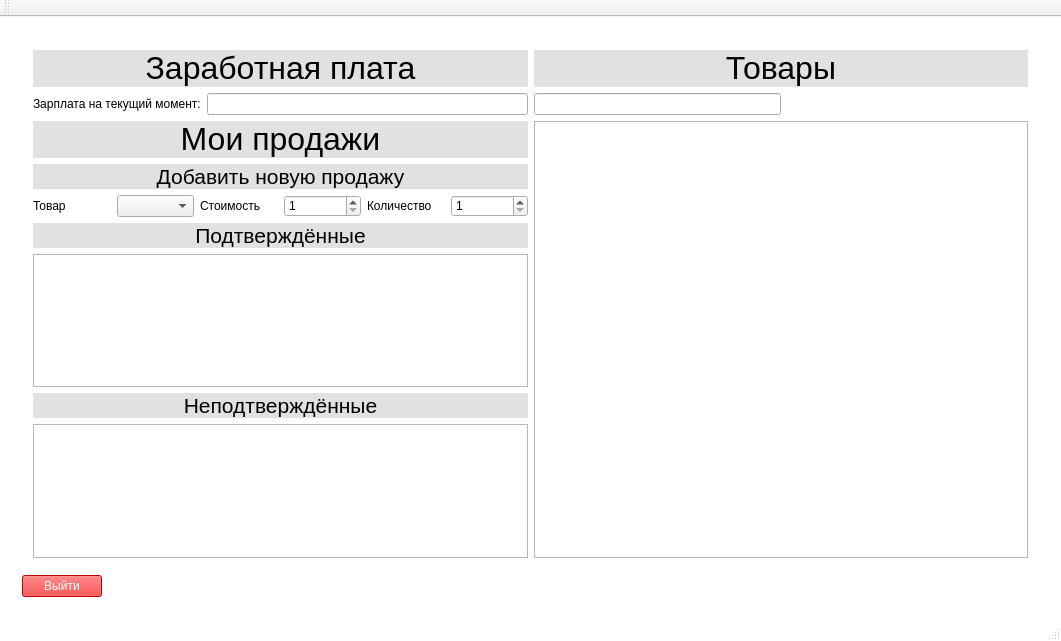
Old version of the form iSalary/iSalary/mainwindow.ui in the repository Polikarpova/iSalary.
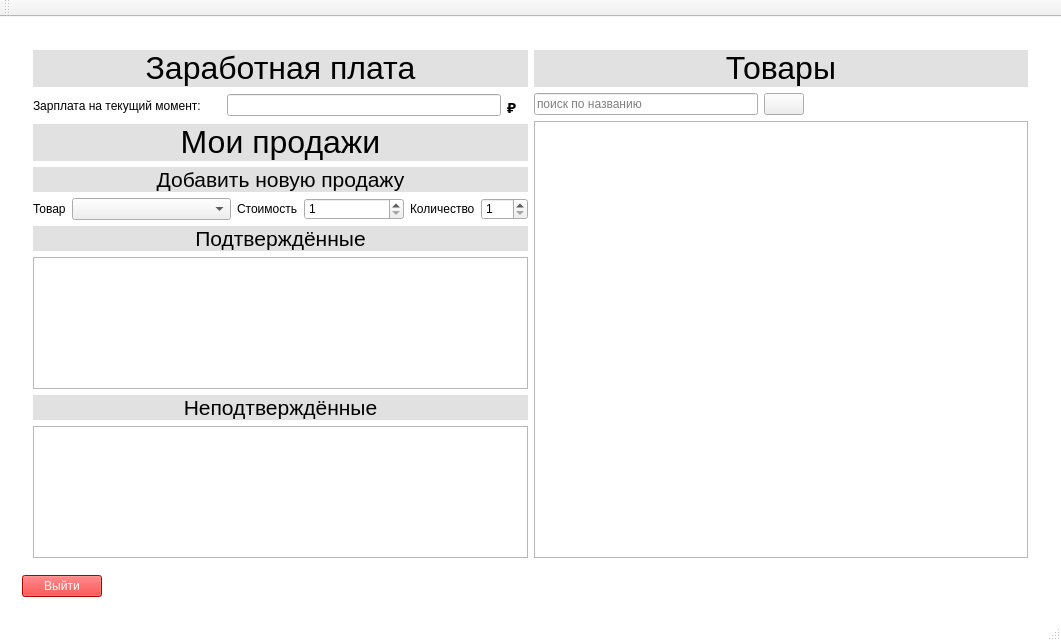
New version of the form. The open tabs and pages were chosen to show the change. Icons and pictures are not drawn.

Commit message: Исправлен макет главной страницы для менеджера

What changed in the file:
```diff
--- a/iSalary/iSalary/mainwindow.ui
+++ b/iSalary/iSalary/mainwindow.ui
@@ -1908,6 +1908,22 @@
                   </property>
                  </widget>
                 </item>
+                <item>
+                 <spacer name="verticalSpacer_9">
+                  <property name="orientation">
+                   <enum>Qt::Vertical</enum>
+                  </property>
+                  <property name="sizeType">
+                   <enum>QSizePolicy::Minimum</enum>
+                  </property>
+                  <property name="sizeHint" stdset="0">
+                   <size>
+                    <width>20</width>
+                    <height>25</height>
+                   </size>
+                  </property>
+                 </spacer>
+                </item>
                 <item>
                  <widget class="QLineEdit" name="currentSalary">
                   <property name="inputMask">
@@ -1921,6 +1937,25 @@
                   </property>
                  </widget>
                 </item>
+                <item>
+                 <widget class="QLabel" name="label_64">
+                  <property name="minimumSize">
+                   <size>
+                    <width>21</width>
+                    <height>18</height>
+                   </size>
+                  </property>
+                  <property name="maximumSize">
+                   <size>
+                    <width>21</width>
+                    <height>18</height>
+                   </size>
+                  </property>
+                  <property name="text">
+                   <string>&lt;html&gt;&lt;head/&gt;&lt;body&gt;&lt;p&gt;&lt;span style=&quot; font-size:11pt; font-weight:600;&quot;&gt;₽&lt;/span&gt;&lt;/p&gt;&lt;/body&gt;&lt;/html&gt;</string>
+                  </property>
+                 </widget>
+                </item>
                </layout>
               </item>
               <item>
@@ -1947,6 +1982,12 @@
                <layout class="QGridLayout" name="gridLayout_6">
                 <item row="0" column="0">
                  <widget class="QLabel" name="label_27">
+                  <property name="sizePolicy">
+                   <sizepolicy hsizetype="Fixed" vsizetype="Preferred">
+                    <horstretch>0</horstretch>
+                    <verstretch>0</verstretch>
+                   </sizepolicy>
+                  </property>
                   <property name="text">
                    <string>Товар</string>
                   </property>
@@ -1957,6 +1998,12 @@
                 </item>
                 <item row="0" column="2">
                  <widget class="QLabel" name="label_28">
+                  <property name="sizePolicy">
+                   <sizepolicy hsizetype="Fixed" vsizetype="Preferred">
+                    <horstretch>0</horstretch>
+                    <verstretch>0</verstretch>
+                   </sizepolicy>
+                  </property>
                   <property name="text">
                    <string>Стоимость</string>
                   </property>
@@ -1964,6 +2011,18 @@
                 </item>
                 <item row="0" column="3">
                  <widget class="QSpinBox" name="priceInput">
+                  <property name="sizePolicy">
+                   <sizepolicy hsizetype="Fixed" vsizetype="Fixed">
+                    <horstretch>0</horstretch>
+                    <verstretch>0</verstretch>
+                   </sizepolicy>
+                  </property>
+                  <property name="minimumSize">
+                   <size>
+                    <width>100</width>
+                    <height>0</height>
+                   </size>
+                  </property>
                   <property name="minimum">
                    <number>1</number>
                   </property>
@@ -1974,6 +2033,12 @@
                 </item>
                 <item row="0" column="4">
                  <widget class="QLabel" name="label_29">
+                  <property name="sizePolicy">
+                   <sizepolicy hsizetype="Fixed" vsizetype="Preferred">
+                    <horstretch>0</horstretch>
+                    <verstretch>0</verstretch>
+                   </sizepolicy>
+                  </property>
                   <property name="text">
                    <string>Количество</string>
                   </property>
@@ -1981,6 +2046,18 @@
                 </item>
                 <item row="0" column="5">
                  <widget class="QSpinBox" name="countInput">
+                  <property name="sizePolicy">
+                   <sizepolicy hsizetype="Fixed" vsizetype="Fixed">
+                    <horstretch>0</horstretch>
+                    <verstretch>0</verstretch>
+                   </sizepolicy>
+                  </property>
+                  <property name="minimumSize">
+                   <size>
+                    <width>20</width>
+                    <height>0</height>
+                   </size>
+                  </property>
                   <property name="minimum">
                    <number>1</number>
                   </property>
@@ -2041,11 +2118,25 @@
                   <property name="text">
                    <string/>
                   </property>
+                  <property name="placeholderText">
+                   <string>поиск по названию</string>
+                  </property>
                   <property name="clearButtonEnabled">
                    <bool>false</bool>
                   </property>
                  </widget>
                 </item>
+                <item>
+                 <widget class="QPushButton" name="pushButton">
+                  <property name="text">
+                   <string/>
+                  </property>
+                  <property name="icon">
+                   <iconset resource="mainwindow.qrc">
+                    <normaloff>:/MainWindow/img/searchIcon.png</normaloff>:/MainWindow/img/searchIcon.png</iconset>
+                  </property>
+                 </widget>
+                </item>
                 <item>
                  <spacer name="horizontalSpacer_5">
                   <property name="orientation">
```
Left out of the diff: 12 changed lines with no effect on the pictures.
